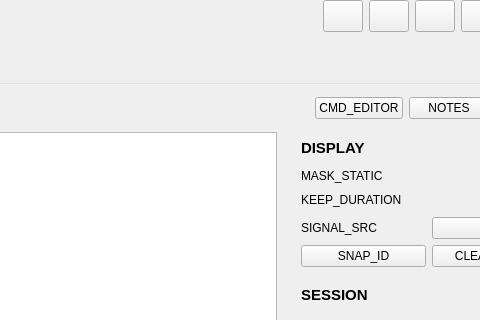
Before: the Qt Designer form ui/main-window.ui in phil-eqtech/ShareCAN, drawn with Qt 5; both pictures show x 519 to 999 and y 0 to 320 of the 1112 by 800 pixel window.
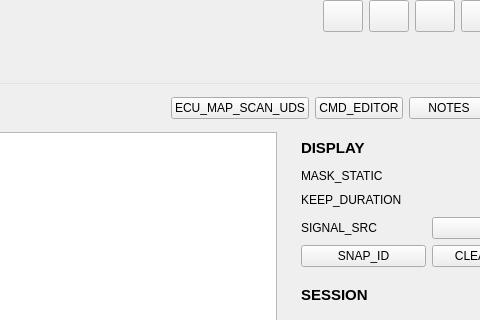
After: the same form once the commit is applied. The open tabs and pages were chosen to show the change. Icons and pictures are not drawn. Custom widgets are drawn as their Qt base class.

What changed in the file:
```diff
--- a/ui/main-window.ui
+++ b/ui/main-window.ui
@@ -1137,6 +1137,19 @@
              </property>
             </spacer>
            </item>
+           <item>
+            <widget class="QPushButton" name="btnMap">
+             <property name="cursor">
+              <cursorShape>PointingHandCursor</cursorShape>
+             </property>
+             <property name="text">
+              <string>ECU_MAP_SCAN_UDS</string>
+             </property>
+             <property name="cssClass" stdset="0">
+              <string>btn-secondary</string>
+             </property>
+            </widget>
+           </item>
            <item>
             <widget class="QPushButton" name="btnCmdEditor">
              <property name="cursor">
```
